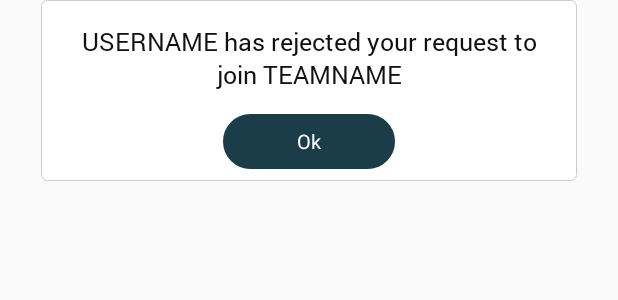
After one commit to offsureit/LotSpot-Android, an Android app: the layout dialog_force_update.xml on its own in the app's theme, with its tools: preview values and no code run, on a phone screen of 412 x 824 dp. The commit adds this screen. Shown: the top 300 px of the screen. Run offline under Robolectric (Android 15) with nearby library versions, the phone set to English and light mode, and no system bars.

Commit message:
functionality for force update

```diff
--- /dev/null
+++ b/app/src/main/res/drawable/selector_force_update_dialog_button.xml
@@ -0,0 +1,24 @@
+<?xml version="1.0" encoding="utf-8"?>
+<selector xmlns:android="http://schemas.android.com/apk/res/android">
+    <item android:state_pressed="true">
+        <shape android:shape="rectangle">
+            <corners android:radius="70dip" />
+            <stroke android:width="1dip" android:color="@color/colorAccent" />
+            <gradient android:angle="-90" android:endColor="@color/colorAccent" android:startColor="@color/colorAccent" />
+        </shape>
+    </item>
+    <item android:state_focused="true">
+        <shape android:shape="rectangle">
+            <corners android:radius="70dip" />
+            <stroke android:width="1dip" android:color="@color/colorAccent" />
+            <solid android:color="@color/colorAccent" />
+        </shape>
+    </item>
+    <item>
+        <shape android:shape="rectangle">
+            <corners android:radius="70dip" />
+            <stroke android:width="1dip" android:color="@color/colorAccent" />
+            <gradient android:angle="-90" android:endColor="@color/colorAccent" android:startColor="@color/colorAccent" />
+        </shape>
+    </item>
+</selector>
--- /dev/null
+++ b/app/src/main/res/layout/dialog_force_update.xml
@@ -0,0 +1,47 @@
+<?xml version="1.0" encoding="utf-8"?>
+<android.support.constraint.ConstraintLayout
+        xmlns:android="http://schemas.android.com/apk/res/android"
+        xmlns:app="http://schemas.android.com/apk/res-auto"
+        android:layout_width="match_parent"
+        android:layout_height="wrap_content"
+        android:layout_centerInParent="true"
+        android:layout_marginEnd="@dimen/_21sdp"
+        android:layout_marginStart="@dimen/_21sdp"
+        android:layout_weight="1"
+        android:background="@drawable/background_search_view"
+        android:orientation="vertical"
+        android:padding="@dimen/_6sdp">
+
+    <TextView
+            android:id="@+id/tv_alert_text"
+            android:layout_width="match_parent"
+            android:layout_height="wrap_content"
+            android:layout_margin="@dimen/_6sdp"
+            android:gravity="center"
+            android:minLines="2"
+            android:text="USERNAME has rejected your request to join TEAMNAME"
+            android:textColor="@color/colorText"
+            android:textSize="@dimen/_13sdp"
+            android:fontFamily="@font/roboto_regular"
+            app:layout_constraintStart_toStartOf="parent"
+            app:layout_constraintEnd_toEndOf="parent"
+            app:layout_constraintTop_toTopOf="parent"/>
+
+
+    <TextView
+            android:id="@+id/tv_alert_okay_btn"
+            android:layout_width="@dimen/_88sdp"
+            android:layout_height="@dimen/_28sdp"
+            android:layout_below="@+id/tv_alert_text"
+            android:layout_centerHorizontal="true"
+            android:layout_marginTop="@dimen/_12sdp"
+            android:background="@drawable/selector_force_update_dialog_button"
+            android:gravity="center"
+            android:text="Ok"
+            android:textColor="@color/colorWhite"
+            android:textSize="@dimen/_10sdp"
+            app:layout_constraintStart_toStartOf="parent"
+            app:layout_constraintEnd_toEndOf="parent"
+            app:layout_constraintTop_toBottomOf="@id/tv_alert_text"/>
+
+</android.support.constraint.ConstraintLayout>
--- a/app/src/main/res/values/strings.xml
+++ b/app/src/main/res/values/strings.xml
@@ -130,6 +130,7 @@
     <string name="subscription_msg">Your subscription has been expired. Please purchase subscription for continuing
         parking.
     </string>
+    <string name="update">Update</string>
 
     <!-- Tag Location Map -->
     <string name="text_save">Save</string>
```
Also changed, not shown: app/build.gradle (+6 -2 lines), app/src/main/java/com/oit/lotspot/mvp/activity/SplashActivity.kt (+68 -76 lines), app/src/main/java/com/oit/lotspot/mvp/dialog/DialogForceUpdate.kt (added, +69 -0 lines).
